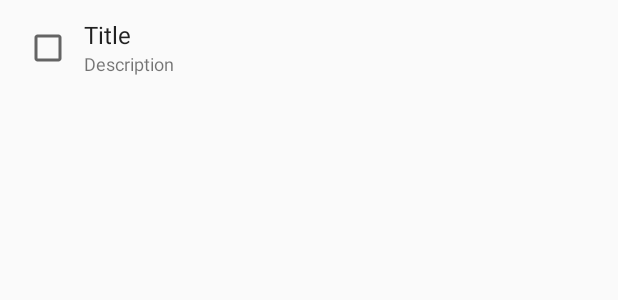
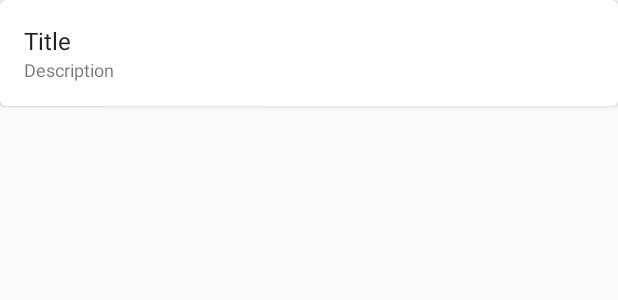
Before and after one commit to sizihatak/to-do, an Android app: the layout item_task.xml on its own in the app's theme, with its tools: preview values and no code run, on a phone screen of 412 x 824 dp. Shown: the top 300 px of the screen. Run offline under Robolectric (Android 15) with nearby library versions, the phone set to English and light mode, and no system bars.

Commit message:
Fixed room. Changed task list item view on task list screen.

```diff
--- a/app/build.gradle
+++ b/app/build.gradle
@@ -62,6 +62,8 @@ dependencies {
     compile "android.arch.persistence.room:rxjava2:1.0.0-alpha9"
 
     compile 'com.android.support:appcompat-v7:26.+'
+    compile 'com.android.support:cardview-v7:26.+'
+    compile 'com.android.support:recyclerview-v7:26.+'
     compile 'com.android.support.constraint:constraint-layout:1.0.2'
     compile 'com.android.support:design:26.+'
     testCompile 'junit:junit:4.12'
--- a/app/src/main/kotlin/com/example/todo/data/db/room/TaskDao.kt
+++ b/app/src/main/kotlin/com/example/todo/data/db/room/TaskDao.kt
@@ -13,6 +13,6 @@ public interface TaskDao {
     @Query("DELETE FROM tasks WHERE id=:id")
     fun deleteTask(id: String)
 
-    @Query("SELECT * FROM Users")
+    @Query("SELECT * FROM tasks")
     fun getUser(): Flowable<List<TaskTable>>
 }
--- a/app/src/main/res/layout/activity_tasklist.xml
+++ b/app/src/main/res/layout/activity_tasklist.xml
@@ -18,7 +18,9 @@
         <android.support.v7.widget.RecyclerView
             android:id="@+id/rv_main_tasklist"
             android:layout_width="match_parent"
-            android:layout_height="match_parent" />
+            android:layout_height="match_parent"
+            android:layout_margin="8dp"
+            />
 
         <android.support.design.widget.FloatingActionButton
             android:id="@+id/fab_main_addbutton"
--- a/app/src/main/res/layout/item_task.xml
+++ b/app/src/main/res/layout/item_task.xml
@@ -6,55 +6,57 @@
 
     <data>
 
-        <import type="android.view.View"/>
+        <import type="android.view.View" />
 
         <variable
             name="task"
-            type="com.example.todo.presentation.model.Task"/>
+            type="com.example.todo.presentation.model.Task" />
     </data>
+
+    <android.support.v7.widget.CardView xmlns:card_view="http://schemas.android.com/apk/res-auto"
+        android:id="@+id/card_view"
+        android:layout_width="match_parent"
+        android:layout_height="wrap_content"
+        android:layout_marginBottom="8dp"
+        card_view:cardCornerRadius="4dp">
 
         <android.support.constraint.ConstraintLayout
             android:layout_width="match_parent"
             android:layout_height="wrap_content"
             bind:priority="@{task.priority}">
 
-        <CheckBox
-            android:id="@+id/checkBox"
-            android:layout_width="wrap_content"
+            <LinearLayout
+                android:layout_width="0dp"
                 android:layout_height="wrap_content"
                 android:layout_marginBottom="8dp"
-            android:layout_marginStart="16dp"
-            android:layout_marginTop="16dp"
-            app:layout_constraintBottom_toBottomOf="parent"
-            app:layout_constraintLeft_toLeftOf="parent"
-            app:layout_constraintTop_toTopOf="parent"
-            app:layout_constraintVertical_bias="0.0"/>
+
+                android:layout_margin="16dp"
+                android:orientation="vertical"
+                card_view:layout_constraintBottom_toBottomOf="parent"
+                card_view:layout_constraintHorizontal_bias="0.0"
+                card_view:layout_constraintLeft_toLeftOf="parent"
+                card_view:layout_constraintRight_toRightOf="parent"
+                card_view:layout_constraintTop_toTopOf="parent">
 
                 <TextView
                     android:id="@+id/textView"
                     style="@style/TextAppearance.AppCompat.Subhead"
-            android:layout_width="0dp"
+                    android:layout_width="wrap_content"
                     android:layout_height="wrap_content"
-            android:layout_marginStart="8dp"
-            android:layout_marginTop="12dp"
                     android:text="@{task.title}"
-            app:layout_constraintBottom_toTopOf="@+id/textView2"
-            app:layout_constraintLeft_toRightOf="@+id/checkBox"
-            app:layout_constraintTop_toTopOf="parent"
-            tools:text="Title"/>
+                    tools:text="Title" />
 
                 <TextView
                     android:id="@+id/textView2"
                     style="@style/TextAppearance.AppCompat.Small"
-            android:layout_width="0dp"
+                    android:layout_width="wrap_content"
                     android:layout_height="wrap_content"
-            android:layout_marginBottom="12dp"
                     android:text="@{task.description}"
                     android:textSize="12sp"
                     android:visibility='@{task.description.empty?View.GONE : View.VISIBLE}'
-            app:layout_constraintBottom_toBottomOf="parent"
-            app:layout_constraintLeft_toLeftOf="@+id/textView"
-            app:layout_constraintTop_toBottomOf="@+id/textView"
-            tools:text="Description"/>
+                    tools:text="Description" />
+            </LinearLayout>
+
         </android.support.constraint.ConstraintLayout>
+    </android.support.v7.widget.CardView>
 </layout>
```
Also changed, not shown: app/src/main/kotlin/com/example/todo/data/db/room/TaskTable.kt (+9 -4 lines). Lines whose indentation alone changed are shown as unchanged.
